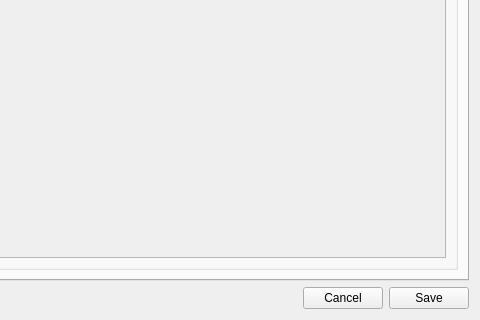
First picture: the form in subdownloader/client/gui/preferences.ui, repository subdownloader/subdownloader, before the edit; both pictures show x 238 to 718 and y 208 to 528 of the 718 by 528 pixel window.
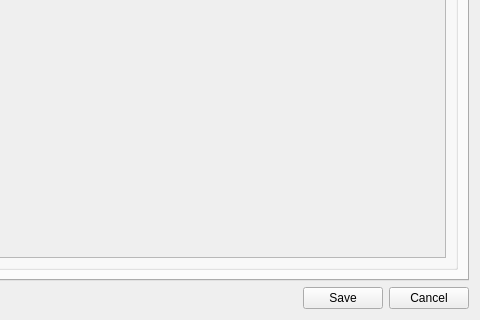
Second picture: the form after the edit. Custom widgets are drawn as their Qt base class.

Commit message: gui: switched save and cancel button of preferences dialog to original place

What changed in the file:
```diff
--- a/subdownloader/client/gui/preferences.ui
+++ b/subdownloader/client/gui/preferences.ui
@@ -428,13 +428,6 @@
        </property>
       </spacer>
      </item>
-     <item>
-      <widget class="QPushButton" name="buttonCancel">
-       <property name="text">
-        <string>Cancel</string>
-       </property>
-      </widget>
-     </item>
      <item>
       <widget class="QPushButton" name="buttonApplyChanges">
        <property name="text">
@@ -442,6 +435,13 @@
        </property>
       </widget>
      </item>
+     <item>
+      <widget class="QPushButton" name="buttonCancel">
+       <property name="text">
+        <string>Cancel</string>
+       </property>
+      </widget>
+     </item>
     </layout>
    </item>
   </layout>
```
Left out of the diff: 5 changed lines with no effect on the pictures. The commit also changes 1 other file.
